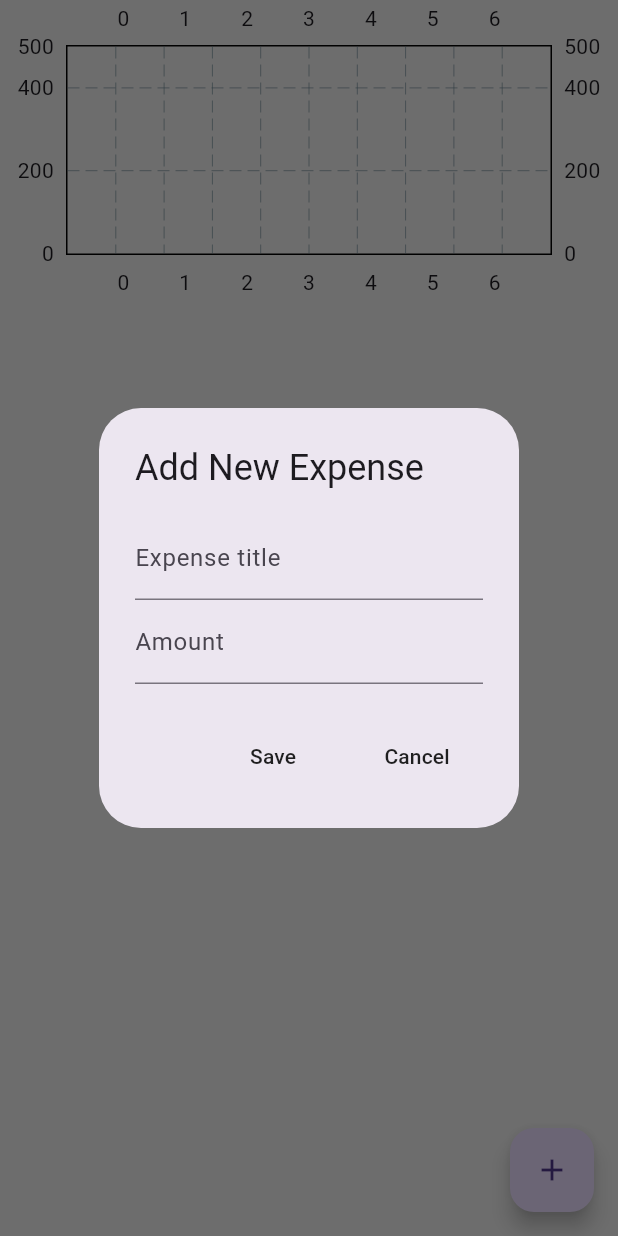
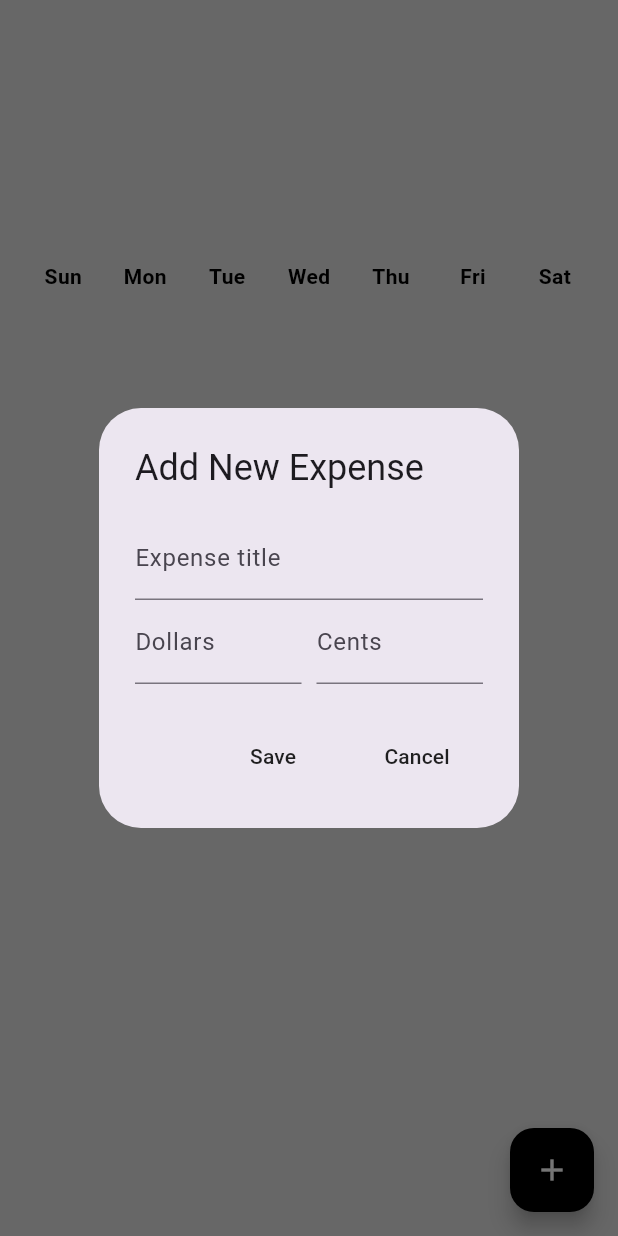
Before and after one commit to Peter-jnr/expense-tracker, a Flutter app: the screen it shows after launch, after a tap on the "add" icon, on a phone screen of 412 x 824 dp. Run offline on Flutter 3.47's test engine with Material 3 defaults, Android fonts, the phone set to English and light mode, and no system bars; drawn by our look-alikes of fl_chart; our stand-ins replace hive, hive_flutter; accounts and stored records are empty.

Commit message:
Add pubspec files, fixed some bar graph bugs and  updated lib folder

```diff
--- a/lib/bar graph/bar_graph.dart
+++ b/lib/bar graph/bar_graph.dart
@@ -3,7 +3,7 @@ import 'package:flutter/material.dart';
 import 'package:fl_chart/fl_chart.dart';
 
 class MyBarGraph extends StatelessWidget {
-  final double? maxY;
+  final double? maxY; // Optional maxY
   final double sundayAmount;
   final double mondayAmount;
   final double tuesdayAmount;
@@ -26,6 +26,7 @@ class MyBarGraph extends StatelessWidget {
 
   @override
   Widget build(BuildContext context) {
+    // Initialize BarData
     BarData myBarData = BarData(
       sundayAmount: sundayAmount,
       mondayAmount: mondayAmount,
@@ -36,15 +37,54 @@ class MyBarGraph extends StatelessWidget {
       saturdayAmount: saturdayAmount,
     );
     myBarData.initializeBarData();
+
+    // Determine dynamic maxY if not provided
+    double calculatedMaxY =
+        maxY ??
+        (myBarData.barData
+                .map((data) => data.y)
+                .fold<double>(
+                  0,
+                  (prev, element) => element > prev ? element : prev,
+                ) *
+            1.2); // Add 20% padding so bars don't touch top
+
     return BarChart(
       BarChartData(
-        maxY: 500,
+        maxY: calculatedMaxY,
         minY: 0,
+        titlesData: FlTitlesData(
+          show: true,
+          topTitles: AxisTitles(sideTitles: SideTitles(showTitles: false)),
+          rightTitles: AxisTitles(sideTitles: SideTitles(showTitles: false)),
+          leftTitles: AxisTitles(sideTitles: SideTitles(showTitles: false)),
+          bottomTitles: AxisTitles(
+            sideTitles: SideTitles(
+              showTitles: true,
+              getTitlesWidget: getBottomTitles,
+              reservedSize: 32,
+            ),
+          ),
+        ),
+        gridData: FlGridData(show: false),
+        borderData: FlBorderData(show: false),
         barGroups: myBarData.barData
             .map(
               (data) => BarChartGroupData(
                 x: data.x,
-                barRods: [BarChartRodData(toY: data.y)],
+                barRods: [
+                  BarChartRodData(
+                    toY: data.y,
+                    color: Colors.grey[800],
+                    width: 25,
+                    borderRadius: BorderRadius.circular(5),
+                    backDrawRodData: BackgroundBarChartRodData(
+                      show: true,
+                      toY: calculatedMaxY, // Use dynamic maxY here too
+                      color: Colors.grey[200],
+                    ),
+                  ),
+                ],
               ),
             )
             .toList(),
@@ -52,3 +92,39 @@ class MyBarGraph extends StatelessWidget {
     );
   }
 }
+
+Widget getBottomTitles(double value, TitleMeta meta) {
+  const style = TextStyle(
+    color: Colors.black,
+    fontWeight: FontWeight.bold,
+    fontSize: 14,
+  );
+  Widget text;
+  switch (value.toInt()) {
+    case 0:
+      text = const Text('Sun', style: style);
+      break;
+    case 1:
+      text = const Text('Mon', style: style);
+      break;
+    case 2:
+      text = const Text('Tue', style: style);
+      break;
+    case 3:
+      text = const Text('Wed', style: style);
+      break;
+    case 4:
+      text = const Text('Thu', style: style);
+      break;
+    case 5:
+      text = const Text('Fri', style: style);
+      break;
+    case 6:
+      text = const Text('Sat', style: style);
+      break;
+    default:
+      text = const Text('', style: style);
+      break;
+  }
+  return SideTitleWidget(meta: meta, space: 6, child: text);
+}
--- a/lib/data/expense_data.dart
+++ b/lib/data/expense_data.dart
@@ -1,27 +1,37 @@
-import 'package:expense_tracker_1/models/expense_item.dart';
 import 'package:flutter/material.dart';
-import 'package:expense_tracker_1/datetime/date_time_helper.dart';
+import '../models/expense_item.dart';
+import 'hive_database.dart';
+import '../datetime/date_time_helper.dart';
 
 class ExpenseData extends ChangeNotifier {
   List<ExpenseItem> overallExpenseList = [];
 
-  List<ExpenseItem> getAllExpenseList() {
-    return overallExpenseList;
-  }
+  final HiveDatabase db = HiveDatabase();
 
-  // add new expense
-  void addNewExpense(ExpenseItem newExpense) {
-    overallExpenseList.add(newExpense);
+  // Load data from Hive
+  void prepareData() {
+    overallExpenseList = db.readData();
     notifyListeners();
   }
 
-  // delete expense
-  void deleteExpense(ExpenseItem expense) {
-    overallExpenseList.remove(expense);
+  // Get all expenses
+  List<ExpenseItem> getAllExpenseList() => overallExpenseList;
+
+  // Add a new expense
+  void addNewExpense(ExpenseItem newExpense) {
+    overallExpenseList.add(newExpense);
+    db.saveData(overallExpenseList);
     notifyListeners();
   }
 
-  // for getting day name from date
+  // Delete an expense
+  void deleteExpense(ExpenseItem expense) {
+    overallExpenseList.remove(expense);
+    db.saveData(overallExpenseList);
+    notifyListeners();
+  }
+
+  // Get day name from DateTime
   String getDayName(DateTime date) {
     switch (date.weekday) {
       case 1:
@@ -43,49 +53,35 @@ class ExpenseData extends ChangeNotifier {
     }
   }
 
-  //get start of the week
+  // Start of the week
   DateTime startOfTheWeek() {
-    DateTime? startOfTheWeek;
     DateTime today = DateTime.now();
-
     for (int i = 0; i < 7; i++) {
       if (getDayName(today.subtract(Duration(days: i))) == 'Sun') {
-        startOfTheWeek = today.subtract(Duration(days: i));
+        return today.subtract(Duration(days: i));
       }
     }
-    return startOfTheWeek!;
+    return today;
   }
 
+  // Calculate daily expenses for charts
   Map<String, double> calculateDailyExpense() {
     Map<String, double> dailyExpense = {};
-
-    for (int i = 0; i < overallExpenseList.length; i++) {
-      String dayName = getDayName(overallExpenseList[i].dateTime);
-      if (dailyExpense.containsKey(dayName)) {
-        dailyExpense[dayName] =
-            dailyExpense[dayName]! + overallExpenseList[i].amount;
-      } else {
-        dailyExpense[dayName] = overallExpenseList[i].amount;
-      }
+    for (var expense in overallExpenseList) {
+      String dayName = getDayName(expense.dateTime);
+      dailyExpense[dayName] =
+          (dailyExpense[dayName] ?? 0) + expense.amount;
     }
     return dailyExpense;
   }
 
-  // get weekly expense
+  // Daily expense summary
   Map<String, double> calculateDailyExpenseSummary() {
     Map<String, double> dailyExpenseSummary = {};
-
     for (var expense in overallExpenseList) {
       String date = convertDateTimeToString(expense.dateTime);
       double amount = double.parse(expense.amount.toStringAsFixed(2));
-
-      if (dailyExpenseSummary.containsKey(date)) {
-        double currentAmount = dailyExpenseSummary[date]! + amount;
-        currentAmount += amount;
-        dailyExpenseSummary[date] = currentAmount;
-      } else {
-        dailyExpenseSummary.addAll({date: amount});
-      }
+      dailyExpenseSummary[date] = (dailyExpenseSummary[date] ?? 0) + amount;
     }
     return dailyExpenseSummary;
   }
--- /dev/null
+++ b/lib/data/hive_database.dart
@@ -0,0 +1,39 @@
+import 'package:hive/hive.dart';
+import '../models/expense_item.dart';
+
+class HiveDatabase {
+  static const String boxName = 'expense_database';
+
+  Box get _mybox => Hive.box(boxName); // Lazy getter ensures box is opened first
+
+  void saveData(List<ExpenseItem> allExpense) {
+    List<List<dynamic>> formattedExpenses = allExpense.map((expense) {
+      return [
+        expense.name,
+        expense.amount,
+        expense.dateTime.toIso8601String(),
+      ];
+    }).toList();
+
+    _mybox.put('ALL_EXPENSES', formattedExpenses);
+  }
+
+  List<ExpenseItem> readData() {
+    final savedExpenses = _mybox.get('ALL_EXPENSES', defaultValue: []);
+    List<ExpenseItem> allExpense = [];
+
+    for (var item in savedExpenses) {
+      String name = item[0];
+      double amount = item[1];
+      DateTime dateTime = DateTime.parse(item[2]);
+
+      allExpense.add(ExpenseItem(
+        name: name,
+        amount: amount,
+        dateTime: dateTime,
+      ));
+    }
+
+    return allExpense;
+  }
+}
--- a/lib/main.dart
+++ b/lib/main.dart
@@ -1,9 +1,16 @@
 import 'package:flutter/material.dart';
 import 'package:provider/provider.dart';
+import 'package:hive_flutter/hive_flutter.dart';
 import 'pages/home_page.dart';
-import 'package:expense_tracker_1/data/expense_data.dart';
+import 'data/expense_data.dart';
 
-void main() {
+void main() async {
+  WidgetsFlutterBinding.ensureInitialized();
+
+  // Initialize Hive and open the box
+  await Hive.initFlutter();
+  await Hive.openBox('expense_database');
+
   runApp(const MyApp());
 }
 
@@ -12,13 +19,13 @@ class MyApp extends StatelessWidget {
 
   @override
   Widget build(BuildContext context) {
-    return MaterialApp(
-      debugShowCheckedModeBanner: false,
-      title: 'Expense Tracker',
-      theme: ThemeData(primarySwatch: Colors.blue),
-      home: ChangeNotifierProvider(
-        create: (_) => ExpenseData(),
-        child: const HomePage(),
+    return ChangeNotifierProvider(
+      create: (_) => ExpenseData()..prepareData(),
+      child: MaterialApp(
+        debugShowCheckedModeBanner: false,
+        title: 'Expense Tracker',
+        theme: ThemeData(primarySwatch: Colors.blue),
+        home: const HomePage(),
       ),
     );
   }
--- a/lib/pages/home_page.dart
+++ b/lib/pages/home_page.dart
@@ -2,6 +2,7 @@ import 'package:expense_tracker_1/components/expense_summary.dart';
 import 'package:expense_tracker_1/components/expense_tile.dart';
 import 'package:expense_tracker_1/models/expense_item.dart';
 import 'package:flutter/material.dart';
+import 'package:flutter/services.dart';
 import 'package:provider/provider.dart';
 import 'package:expense_tracker_1/data/expense_data.dart';
 
@@ -15,8 +16,16 @@ class HomePage extends StatefulWidget {
 class _HomePageState extends State<HomePage> {
   final TextEditingController newExpenseNameController =
       TextEditingController();
-  final TextEditingController newExpenseAmountController =
+  final TextEditingController newExpenseDollarController =
       TextEditingController();
+  final TextEditingController newExpenseCentController =
+      TextEditingController();
+
+  @override
+  void initState() {
+    super.initState();
+    Provider.of<ExpenseData>(context, listen: false).prepareData();
+  }
 
   void addNewExpense() {
     showDialog(
@@ -30,10 +39,29 @@ class _HomePageState extends State<HomePage> {
               controller: newExpenseNameController,
               decoration: const InputDecoration(labelText: 'Expense title'),
             ),
-            TextField(
-              controller: newExpenseAmountController,
-              decoration: const InputDecoration(labelText: 'Amount'),
-              keyboardType: TextInputType.number,
+            Row(
+              children: [
+                Expanded(
+                  child: TextField(
+                    controller: newExpenseDollarController,
+                    keyboardType: TextInputType.number,
+                    inputFormatters: [FilteringTextInputFormatter.digitsOnly],
+                    decoration: const InputDecoration(labelText: 'Dollars'),
+                  ),
+                ),
+                const SizedBox(width: 10),
+                Expanded(
+                  child: TextField(
+                    controller: newExpenseCentController,
+                    keyboardType: TextInputType.number,
+                    inputFormatters: [
+                      FilteringTextInputFormatter.digitsOnly,
+                      LengthLimitingTextInputFormatter(2),
+                    ],
+                    decoration: const InputDecoration(labelText: 'Cents'),
+                  ),
+                ),
+              ],
             ),
           ],
         ),
@@ -46,9 +74,14 @@ class _HomePageState extends State<HomePage> {
   }
 
   void save() {
+    // Construct the amount string and convert it to double
+    String amountString =
+        '${newExpenseDollarController.text}.${newExpenseCentController.text}';
+    double amount = double.tryParse(amountString) ?? 0.0; // safely parse
+
     ExpenseItem newExpense = ExpenseItem(
       name: newExpenseNameController.text,
-      amount: double.parse(newExpenseAmountController.text),
+      amount: amount, // ✅ double now
       dateTime: DateTime.now(),
     );
 
@@ -56,7 +89,8 @@ class _HomePageState extends State<HomePage> {
 
     // Clear controllers after saving
     newExpenseNameController.clear();
-    newExpenseAmountController.clear();
+    newExpenseDollarController.clear();
+    newExpenseCentController.clear();
 
     Navigator.of(context).pop(); // close dialog
   }
@@ -64,14 +98,17 @@ class _HomePageState extends State<HomePage> {
   void cancel() {
     // Clear controllers on cancel too
     newExpenseNameController.clear();
-    newExpenseAmountController.clear();
+    newExpenseDollarController.clear();
+    newExpenseCentController.clear();
     Navigator.of(context).pop(); // close dialog
   }
 
   @override
   void dispose() {
     newExpenseNameController.dispose();
-    newExpenseAmountController.dispose();
+    newExpenseDollarController.dispose();
+    newExpenseCentController.dispose();
+
     super.dispose();
   }
 
@@ -79,15 +116,17 @@ class _HomePageState extends State<HomePage> {
   Widget build(BuildContext context) {
     return Consumer<ExpenseData>(
       builder: (context, value, child) => Scaffold(
-        backgroundColor: Colors.grey[200],
+        backgroundColor: Colors.grey[300],
         floatingActionButton: FloatingActionButton(
           onPressed: addNewExpense, // it works now
-          child: const Icon(Icons.add),
+          backgroundColor: Colors.black,
+          child: const Icon(Icons.add, color: Colors.white),
         ),
         body: ListView(
           children: [
             //will add bar graph here later
             ExpenseSummary(startOfWeek: value.startOfTheWeek()),
+            const SizedBox(height: 20),
 
             ListView.builder(
               shrinkWrap: true,
```
Also changed, not shown: pubspec.yaml (+7 -1 lines), pubspec.lock.
